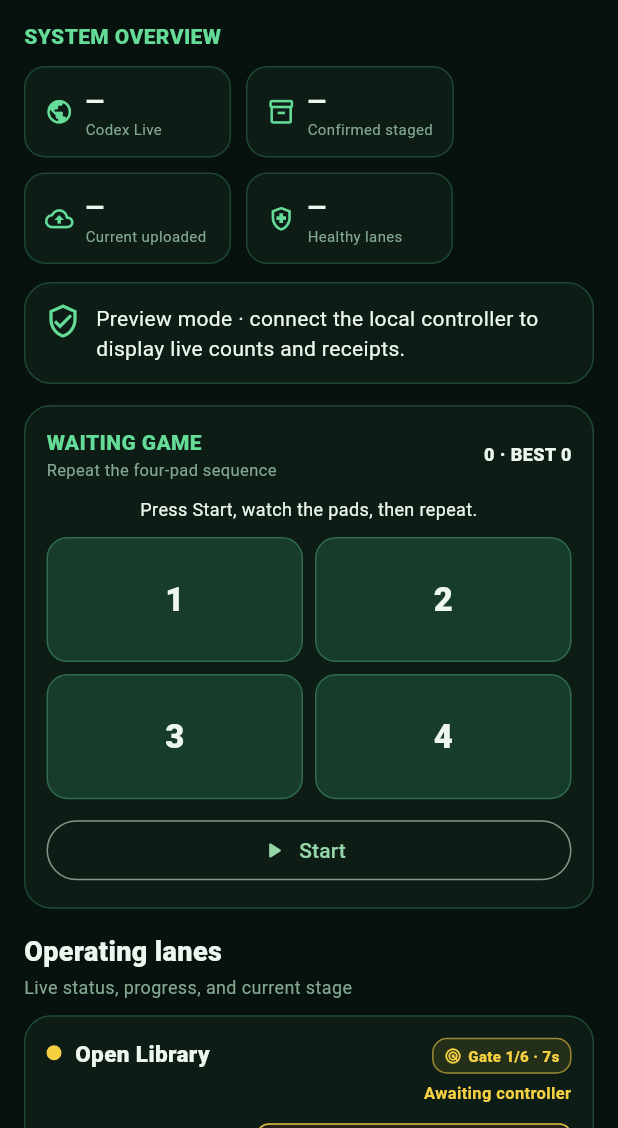
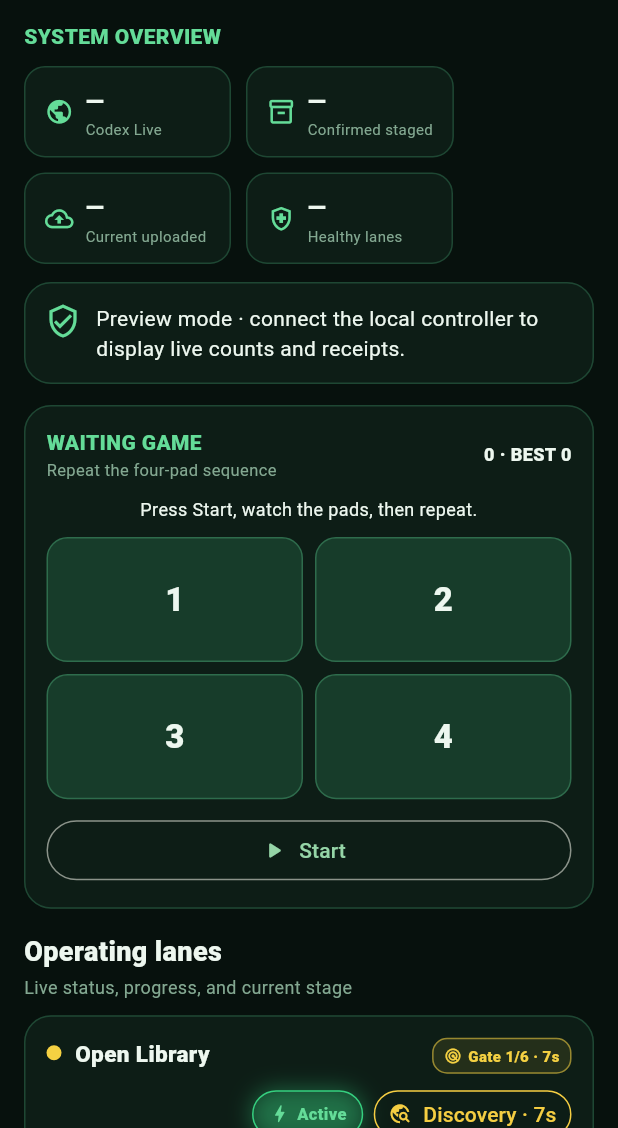
Before and after one commit to jesusnewapp/sweeper-v2, a Flutter app: the screen it shows after launch, on a phone screen of 412 x 824 dp, the part 108-1236 px from its top. Run offline on Flutter 3.47's test engine with Material 3 defaults, Android fonts, the phone set to English and light mode, and no system bars; our stand-ins replace just_audio, shared_preferences, video_player; network calls fail.

Commit message:
Clarify active gates and resume exact survivor units

```diff
--- a/goodies/developer_interface/flutter/lib/main.dart
+++ b/goodies/developer_interface/flutter/lib/main.dart
@@ -1230,9 +1230,33 @@ class ModelCard extends StatelessWidget {
   };
 
   String get modeLabel {
-    if (model.mode.toLowerCase() == 'uploading') return 'Uploading Mode';
-    if (model.id == 'publisher') return 'Verification Mode';
-    return 'Discovery Mode';
+    if (model.mode.toLowerCase() == 'uploading') return 'Uploading';
+    if (model.id == 'publisher') return 'Verification';
+    return 'Discovery';
+  }
+
+  Color _modeColor(Duration unchangedFor) {
+    if (model.mode.toLowerCase() == 'uploading') {
+      return const Color(0xff35d07f);
+    }
+    if (model.health == Health.failed || unchangedFor.inSeconds >= 300) {
+      return const Color(0xffff4e5b);
+    }
+    const yellow = Color(0xfff5d142);
+    const orange = Color(0xffff8a3d);
+    const red = Color(0xffff4e5b);
+    final seconds = unchangedFor.inSeconds.clamp(0, 300);
+    if (seconds <= 150) {
+      return Color.lerp(yellow, orange, seconds / 150) ?? yellow;
+    }
+    return Color.lerp(orange, red, (seconds - 150) / 150) ?? orange;
+  }
+
+  String _modeButtonLabel(Duration unchangedFor) {
+    if (model.mode.toLowerCase() == 'uploading') return 'Uploading';
+    final age = formatDuration(unchangedFor);
+    if (unchangedFor.inSeconds >= 300) return '$modeLabel · stuck $age';
+    return '$modeLabel · $age';
   }
 
   String _detailLabel(String key) => switch (key) {
@@ -1266,13 +1290,21 @@ class ModelCard extends StatelessWidget {
     'watcherCheckedAt' => 'Watcher checked',
     'journalBytes' => 'Journal bytes',
     'currentRoot' => 'Current root',
+    'signalState' => 'Progress signal',
+    'unchangedFor' => 'Unchanged for',
     _ => key,
   };
 
-  void _showModeDetails(BuildContext context) {
-    final entries = model.modeDetail.entries
-        .where((entry) => entry.key != 'mode')
-        .toList();
+  void _showModeDetails(BuildContext context, Duration unchangedFor) {
+    final entries = <MapEntry<String, dynamic>>[
+      MapEntry(
+        'signalState',
+        unchangedFor.inSeconds >= 300 ? 'Stuck' : 'Moving / observed',
+      ),
+      MapEntry('unchangedFor', formatDuration(unchangedFor)),
+      ...model.modeDetail.entries.where((entry) => entry.key != 'mode'),
+    ];
+    final modeColor = _modeColor(unchangedFor);
     showDialog<void>(
       context: context,
       builder: (dialogContext) => AlertDialog(
@@ -1286,10 +1318,10 @@ class ModelCard extends StatelessWidget {
                   : model.id == 'publisher'
                   ? Icons.verified_outlined
                   : Icons.travel_explore_rounded,
-              color: color,
+              color: modeColor,
             ),
             const SizedBox(width: 9),
-            Expanded(child: Text(modeLabel)),
+            Expanded(child: Text('$modeLabel details')),
             IconButton(
               key: ValueKey('close-mode-${model.id}'),
               tooltip: 'Close details',
@@ -1353,6 +1385,7 @@ class ModelCard extends StatelessWidget {
     final gate = gatePositionFor(model);
     final gateSeconds = max(0, stageHeldFor.inSeconds);
     final pushReady = heldFor.inSeconds >= 300;
+    final modeColor = _modeColor(heldFor);
     return Card(
       child: Padding(
         padding: const EdgeInsets.all(15),
@@ -1413,35 +1446,79 @@ class ModelCard extends StatelessWidget {
                 ),
               ],
             ),
-            const SizedBox(height: 5),
-            Text(
-              model.stage,
-              textAlign: TextAlign.end,
-              softWrap: true,
-              style: TextStyle(
-                fontSize: 11,
-                color: color,
-                fontWeight: FontWeight.w700,
-              ),
-            ),
             const SizedBox(height: 7),
             Align(
               alignment: Alignment.centerRight,
-              child: ActionChip(
+              child: Wrap(
+                alignment: WrapAlignment.end,
+                crossAxisAlignment: WrapCrossAlignment.center,
+                spacing: 7,
+                runSpacing: 7,
+                children: [
+                  AnimatedContainer(
+                    key: ValueKey('active-pill-${model.id}'),
+                    duration: const Duration(milliseconds: 350),
+                    padding: const EdgeInsets.symmetric(
+                      horizontal: 10,
+                      vertical: 7,
+                    ),
+                    decoration: BoxDecoration(
+                      color: const Color(0xff35d07f).withValues(alpha: 0.14),
+                      borderRadius: BorderRadius.circular(18),
+                      border: Border.all(color: const Color(0xff35d07f)),
+                      boxShadow: [
+                        BoxShadow(
+                          color: const Color(
+                            0xff35d07f,
+                          ).withValues(alpha: 0.38),
+                          blurRadius: 12,
+                          spreadRadius: 1,
+                        ),
+                      ],
+                    ),
+                    child: const Row(
+                      mainAxisSize: MainAxisSize.min,
+                      children: [
+                        Icon(
+                          Icons.bolt_rounded,
+                          size: 15,
+                          color: Color(0xff64dc98),
+                        ),
+                        SizedBox(width: 4),
+                        Text(
+                          'Active',
+                          style: TextStyle(
+                            color: Color(0xff64dc98),
+                            fontSize: 11,
+                            fontWeight: FontWeight.w900,
+                          ),
+                        ),
+                      ],
+                    ),
+                  ),
+                  OutlinedButton.icon(
                     key: ValueKey('mode-pill-${model.id}'),
-                avatar: Icon(
+                    onPressed: () => _showModeDetails(context, heldFor),
+                    icon: Icon(
                       model.mode == 'uploading'
                           ? Icons.cloud_upload_outlined
                           : model.id == 'publisher'
                           ? Icons.verified_outlined
                           : Icons.travel_explore_rounded,
                       size: 15,
-                  color: color,
-                ),
-                label: Text('$modeLabel · details'),
-                onPressed: () => _showModeDetails(context),
-                side: BorderSide(color: color.withValues(alpha: 0.65)),
-                backgroundColor: color.withValues(alpha: 0.08),
+                    ),
+                    label: Text(_modeButtonLabel(heldFor)),
+                    style: OutlinedButton.styleFrom(
+                      foregroundColor: modeColor,
+                      side: BorderSide(color: modeColor),
+                      padding: const EdgeInsets.symmetric(
+                        horizontal: 10,
+                        vertical: 7,
+                      ),
+                      visualDensity: VisualDensity.compact,
+                    ),
+                  ),
+                ],
               ),
             ),
             const SizedBox(height: 14),
```
Also changed, not shown: 4 other files. Lines whose indentation alone changed are shown as unchanged.
